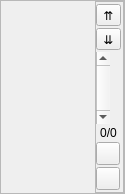
First picture: the form in src/datawidgetinterface.ui, repository IoeCmcomc/MCDatapacker, before the edit.
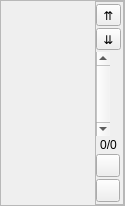
Second picture: the form after the edit. Icons and pictures are not drawn.

The edit to the form file:
```diff
--- a/src/datawidgetinterface.ui
+++ b/src/datawidgetinterface.ui
@@ -7,7 +7,7 @@
     <x>0</x>
     <y>0</y>
     <width>125</width>
-    <height>194</height>
+    <height>206</height>
    </rect>
   </property>
   <property name="mouseTracking">
@@ -61,7 +61,7 @@
         <x>0</x>
         <y>0</y>
         <width>85</width>
-        <height>192</height>
+        <height>204</height>
        </rect>
       </property>
      </widget>
```
Left out of the diff: 4 changed lines with no effect on the pictures.
